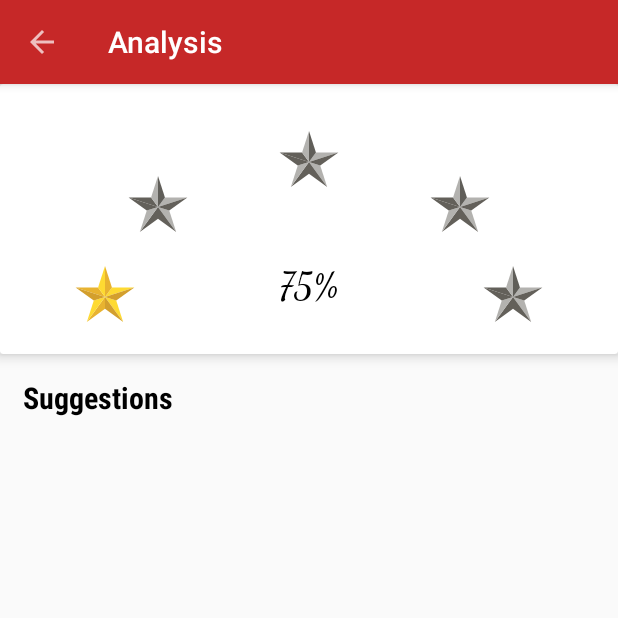
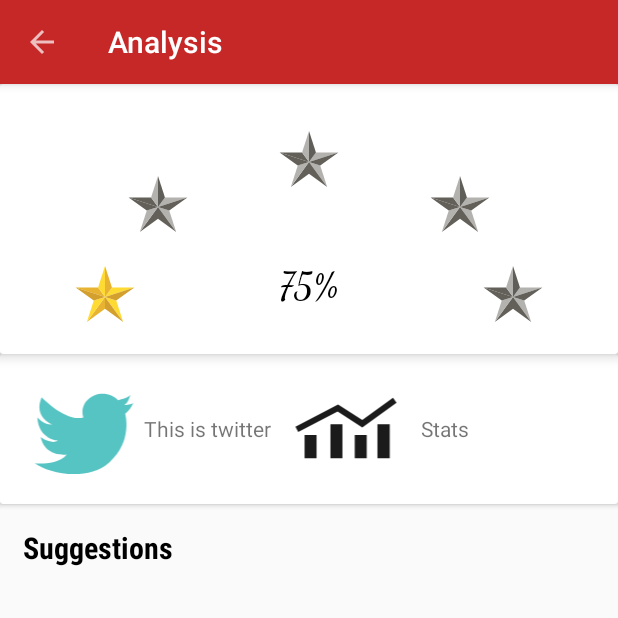
Before and after one commit to princebansal/gdgvit-nasscom, an Android app: the ActivityAnalysis screen opened directly, with no data from a screen before it, on a phone screen of 412 x 824 dp, the top half of it. Run offline under Robolectric (Android 15) with nearby library versions, the phone set to English and light mode, and no system bars; libraries missing offline, so code that uses them is left out: org.parceler; 8 statements that could not run were skipped.

Commit message:
Twittr and stats views

```diff
--- /dev/null
+++ b/app/src/main/res/drawable/ic_stats.xml
@@ -0,0 +1,9 @@
+<vector xmlns:android="http://schemas.android.com/apk/res/android"
+        android:width="24dp"
+        android:height="24dp"
+        android:viewportWidth="24.0"
+        android:viewportHeight="24.0">
+    <path
+        android:pathData="M2.534,13.269h2.74v5.277h-2.74V13.269zM8.448,18.546L8.448,18.546h2.74v-7.727h-2.74V18.546zM14.001,18.546L14.001,18.546h2.74v-5.277h-2.74V18.546zM19.19,18.546L19.19,18.546h2.812v-7.727H19.19V18.546zM10.086,7.912L10.086,7.912l5.639,3.631l7.828,-5.632L22.742,4.73l-7.016,5.088l-5.538,-3.544l-9.742,5.088l0.638,1.181L10.086,7.912z"
+        android:fillColor="#595959"/>
+</vector>
--- /dev/null
+++ b/app/src/main/res/drawable/ic_statsagain.xml
@@ -0,0 +1,9 @@
+<vector xmlns:android="http://schemas.android.com/apk/res/android"
+        android:width="24dp"
+        android:height="24dp"
+        android:viewportWidth="24.0"
+        android:viewportHeight="24.0">
+    <path
+        android:pathData="M2.534,13.269h2.74v5.277h-2.74V13.269zM8.448,18.546L8.448,18.546h2.74v-7.727h-2.74V18.546zM14.001,18.546L14.001,18.546h2.74v-5.277h-2.74V18.546zM19.19,18.546L19.19,18.546h2.812v-7.727H19.19V18.546zM10.086,7.912L10.086,7.912l5.639,3.631l7.828,-5.632L22.742,4.73l-7.016,5.088l-5.538,-3.544l-9.742,5.088l0.638,1.181L10.086,7.912z"
+        android:fillColor="#1b1b1b"/>
+</vector>
--- /dev/null
+++ b/app/src/main/res/drawable/ic_twitter.xml
@@ -0,0 +1,9 @@
+<vector xmlns:android="http://schemas.android.com/apk/res/android"
+        android:width="24dp"
+        android:height="24dp"
+        android:viewportWidth="24.0"
+        android:viewportHeight="24.0">
+    <path
+        android:pathData="M23.262,5.956c-0.792,0.452 -2.067,0.471 -2.067,0.471c1.024,-0.622 1.407,-2.394 1.407,-2.394c-0.471,0.735 -2.814,1.254 -2.814,1.254l-0.001,0.001c-0.848,-0.902 -2.109,-1.474 -3.518,-1.474c-2.554,0 -4.624,1.879 -4.624,4.197c0,0.432 0.072,0.85 0.206,1.242c-4.077,1.09 -9.53,-4.635 -9.53,-4.635C0.31,9.25 4.796,10.871 4.796,10.871c-1.96,0.188 -3.468,-1.659 -3.468,-1.659c0.302,5.127 4.763,5.358 4.763,5.358c-1.748,0.9 -4.009,-0.834 -4.009,-0.834c1.131,4.825 5.994,3.958 5.994,3.958c-2.186,2.639 -7.337,2.003 -7.337,2.003c3.091,2.337 12.064,4.248 17.039,-0.167c5.485,-4.868 3.638,-11.123 3.638,-11.123C22.715,7.464 23.262,5.956 23.262,5.956z"
+        android:fillColor="#56C4C3"/>
+</vector>
--- a/app/src/main/res/layout/activity_analysis.xml
+++ b/app/src/main/res/layout/activity_analysis.xml
@@ -68,21 +68,21 @@
                     android:layout_marginTop="30dp"
                     android:src="@drawable/ic_star_greyed"/>
 
-                <ImageView
-                    android:id="@+id/start2"
-                    android:layout_width="40dp"
-                    android:layout_height="40dp"
-                    android:layout_gravity="center_vertical"
-                    android:layout_marginLeft="85dp"
-                    android:src="@drawable/ic_star_greyed"/>
-
-                <ImageView
+                    <ImageView
                     android:id="@+id/start4"
                     android:layout_width="40dp"
                     android:layout_height="40dp"
                     android:layout_gravity="center_vertical|right"
                     android:layout_marginRight="85dp"
                     android:src="@drawable/ic_star_greyed"/>
+
+                    <ImageView
+                        android:id="@+id/start2"
+                        android:layout_width="40dp"
+                        android:layout_height="40dp"
+                        android:layout_gravity="center_vertical"
+                        android:layout_marginLeft="85dp"
+                        android:src="@drawable/ic_star_greyed"/>
                 </FrameLayout>
                 <TextView
                     android:layout_width="wrap_content"
@@ -96,6 +96,52 @@
                     android:fontFamily="cursive"/>
 
             </android.support.v7.widget.CardView>
+
+            <android.support.v7.widget.CardView
+                android:layout_width="match_parent"
+                android:layout_height="100dp"
+                android:layout_gravity="center"
+                android:padding="16dp"
+                >
+
+                <LinearLayout
+                    android:layout_width="wrap_content"
+                    android:layout_gravity="center_vertical"
+                    android:layout_height="wrap_content"
+                    android:padding="16dp"
+                    android:orientation="horizontal"
+                    >
+                    <ImageView
+                        android:layout_width="80dp"
+                        android:layout_height="70dp"
+                        android:src="@drawable/ic_twitter"
+                        android:layout_gravity="center"
+                        />
+                    <TextView
+                        android:layout_width="wrap_content"
+                        android:layout_height="wrap_content"
+                        android:text="This is twitter"
+                        android:id="@+id/twitterText"
+                        android:layout_gravity="center"
+                        />
+                    <ImageView
+                        android:layout_width="100dp"
+                        android:layout_height="70dp"
+                        android:src="@drawable/ic_statsagain"
+                        android:layout_gravity="center"
+                        />
+                    <TextView
+                        android:layout_width="wrap_content"
+                        android:layout_height="wrap_content"
+                        android:text="Stats"
+                        android:id="@+id/stats"
+                        android:layout_gravity="center"
+                        />
+
+                </LinearLayout>
+
+            </android.support.v7.widget.CardView>
+
 
             <TextView
                 android:layout_width="wrap_content"
```
